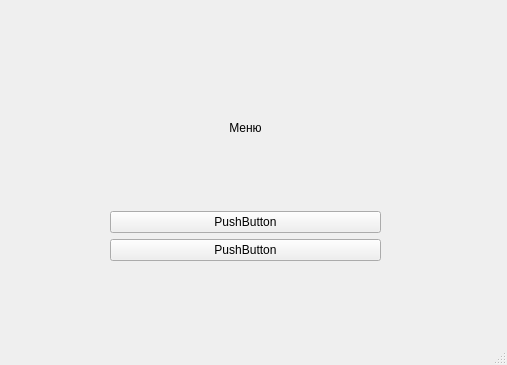
Qt form mainWindow.ui (SvytoslavBorisov/Football) before a commit.
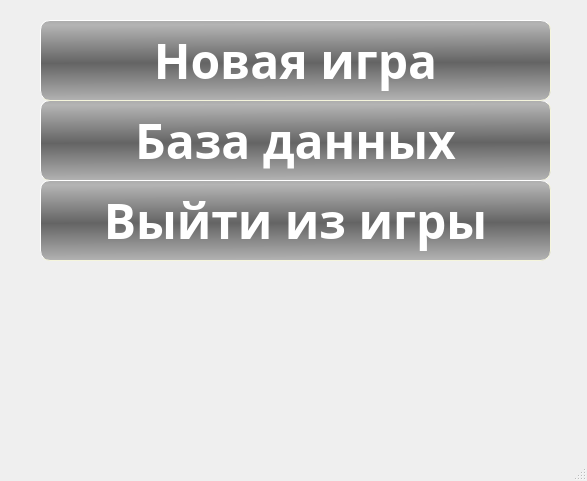
The same form after that commit.

```diff
--- a/mainWindow.ui
+++ b/mainWindow.ui
@@ -6,53 +6,206 @@
    <rect>
     <x>0</x>
     <y>0</y>
-    <width>507</width>
-    <height>365</height>
+    <width>587</width>
+    <height>481</height>
    </rect>
   </property>
   <property name="windowTitle">
    <string>MainWindow</string>
   </property>
+  <property name="styleSheet">
+   <string notr="true"/>
+  </property>
   <widget class="QWidget" name="centralwidget">
-   <widget class="QWidget" name="layoutWidget">
+   <widget class="QFrame" name="frame">
     <property name="geometry">
      <rect>
-      <x>110</x>
-      <y>50</y>
-      <width>271</width>
-      <height>211</height>
+      <x>30</x>
+      <y>-60</y>
+      <width>531</width>
+      <height>481</height>
      </rect>
     </property>
-    <layout class="QVBoxLayout" name="verticalLayout_2">
-     <item>
-      <widget class="QLabel" name="label">
-       <property name="text">
-        <string>Меню</string>
-       </property>
-       <property name="alignment">
-        <set>Qt::AlignCenter</set>
-       </property>
-      </widget>
-     </item>
-     <item>
-      <layout class="QVBoxLayout" name="verticalLayout">
-       <item>
-        <widget class="QPushButton" name="pushButton">
-         <property name="text">
-          <string>PushButton</string>
-         </property>
-        </widget>
-       </item>
-       <item>
-        <widget class="QPushButton" name="pushButton_2">
-         <property name="text">
-          <string>PushButton</string>
-         </property>
-        </widget>
-       </item>
-      </layout>
-     </item>
-    </layout>
+    <property name="frameShape">
+     <enum>QFrame::NoFrame</enum>
+    </property>
+    <property name="frameShadow">
+     <enum>QFrame::Raised</enum>
+    </property>
+    <widget class="QPushButton" name="bSettings">
+     <property name="geometry">
+      <rect>
+       <x>10</x>
+       <y>160</y>
+       <width>511</width>
+       <height>81</height>
+      </rect>
+     </property>
+     <property name="font">
+      <font>
+       <family>Segoe Print</family>
+       <pointsize>36</pointsize>
+       <weight>75</weight>
+       <bold>true</bold>
+      </font>
+     </property>
+     <property name="styleSheet">
+      <string notr="true">QPushButton
+{
+background-color:qlineargradient(spread:reflect, x1:0.493955, y1:0.051, x2:0.5, y2:0.528318, stop:0 rgba(180, 180, 180, 255), stop:1 rgba(100, 100, 100, 255));
+color:white;
+border-style: outset;
+border-width: 1px;
+border-radius: 10px;
+border-color: beige;
+min-width: 10em;
+padding: 6px;
+}
+QPushButton:hover
+{
+background-color:qlineargradient(spread:reflect, x1:0.493955, y1:0.051, x2:0.5, y2:0.528318, stop:0 rgba(100, 100, 100, 255), stop:1 rgba(100, 100, 100, 255));
+border-style:inset;
+border-width: 1px;
+border-radius: 10px;
+border-color: beige;
+min-width: 10em;
+padding: 6px;
+}
+QPushButton:pressed
+{
+background-color:qlineargradient(spread:reflect, x1:0.493955, y1:0.051, x2:0.5, y2:0.528318, stop:0 rgba(100, 100, 100, 255), stop:1 rgba(180, 180, 180, 255));
+border-style:inset;
+border-width: 1px;
+border-radius: 10px;
+border-color: beige;
+min-width: 10em;
+padding: 6px;
+}</string>
+     </property>
+     <property name="text">
+      <string>База данных</string>
+     </property>
+     <property name="flat">
+      <bool>false</bool>
+     </property>
+    </widget>
+    <widget class="QPushButton" name="bExit">
+     <property name="geometry">
+      <rect>
+       <x>10</x>
+       <y>240</y>
+       <width>511</width>
+       <height>81</height>
+      </rect>
+     </property>
+     <property name="font">
+      <font>
+       <family>Segoe Print</family>
+       <pointsize>36</pointsize>
+       <weight>75</weight>
+       <bold>true</bold>
+      </font>
+     </property>
+     <property name="styleSheet">
+      <string notr="true">QPushButton
+{
+background-color:qlineargradient(spread:reflect, x1:0.493955, y1:0.051, x2:0.5, y2:0.528318, stop:0 rgba(180, 180, 180, 255), stop:1 rgba(100, 100, 100, 255));
+color:white;
+border-style: outset;
+border-width: 1px;
+border-radius: 10px;
+border-color: beige;
+min-width: 10em;
+padding: 6px;
+}
+QPushButton:hover
+{
+background-color:qlineargradient(spread:reflect, x1:0.493955, y1:0.051, x2:0.5, y2:0.528318, stop:0 rgba(100, 100, 100, 255), stop:1 rgba(100, 100, 100, 255));
+border-style:inset;
+border-width: 1px;
+border-radius: 10px;
+border-color: beige;
+min-width: 10em;
+padding: 6px;
+}
+QPushButton:pressed
+{
+background-color:qlineargradient(spread:reflect, x1:0.493955, y1:0.051, x2:0.5, y2:0.528318, stop:0 rgba(100, 100, 100, 255), stop:1 rgba(180, 180, 180, 255));
+border-style:inset;
+border-width: 1px;
+border-radius: 10px;
+border-color: beige;
+min-width: 10em;
+padding: 6px;
+}</string>
+     </property>
+     <property name="text">
+      <string>Выйти из игры</string>
+     </property>
+     <property name="flat">
+      <bool>false</bool>
+     </property>
+    </widget>
+    <widget class="QPushButton" name="bNewGame">
+     <property name="geometry">
+      <rect>
+       <x>10</x>
+       <y>80</y>
+       <width>511</width>
+       <height>81</height>
+      </rect>
+     </property>
+     <property name="font">
+      <font>
+       <family>Segoe Print</family>
+       <pointsize>36</pointsize>
+       <weight>75</weight>
+       <bold>true</bold>
+      </font>
+     </property>
+     <property name="styleSheet">
+      <string notr="true">QPushButton
+{
+background-color:qlineargradient(spread:reflect, x1:0.493955, y1:0.051, x2:0.5, y2:0.528318, stop:0 rgba(180, 180, 180, 255), stop:1 rgba(100, 100, 100, 255));
+color:white;
+border-style: outset;
+border-width: 1px;
+border-radius: 10px;
+border-color: beige;
+min-width: 10em;
+padding: 6px;
+}
+QPushButton:hover
+{
+background-color:qlineargradient(spread:reflect, x1:0.493955, y1:0.051, x2:0.5, y2:0.528318, stop:0 rgba(100, 100, 100, 255), stop:1 rgba(100, 100, 100, 255));
+border-style:inset;
+border-width: 1px;
+border-radius: 10px;
+border-color: beige;
+min-width: 10em;
+padding: 6px;
+}
+QPushButton:pressed
+{
+background-color:qlineargradient(spread:reflect, x1:0.493955, y1:0.051, x2:0.5, y2:0.528318, stop:0 rgba(100, 100, 100, 255), stop:1 rgba(180, 180, 180, 255));
+border-style:inset;
+border-width: 1px;
+border-radius: 10px;
+border-color: beige;
+min-width: 10em;
+padding: 6px;
+}</string>
+     </property>
+     <property name="text">
+      <string>Новая игра</string>
+     </property>
+     <property name="default">
+      <bool>false</bool>
+     </property>
+     <property name="flat">
+      <bool>false</bool>
+     </property>
+    </widget>
    </widget>
   </widget>
   <widget class="QMenuBar" name="menubar">
```
Left out of the diff: 6 changed lines with no effect on the pictures.
